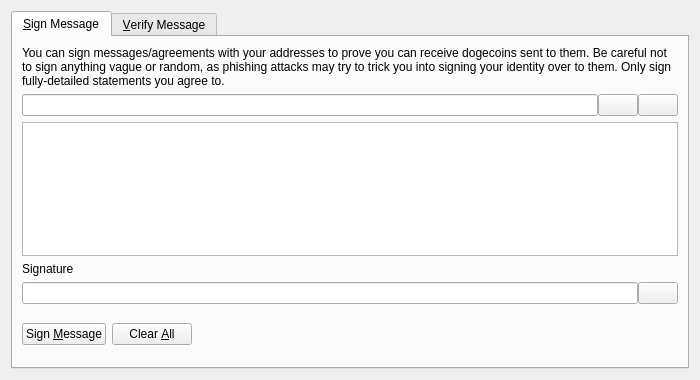
Old version of the form src/qt/forms/signverifymessagedialog.ui in the repository M77171T/AlNajm.
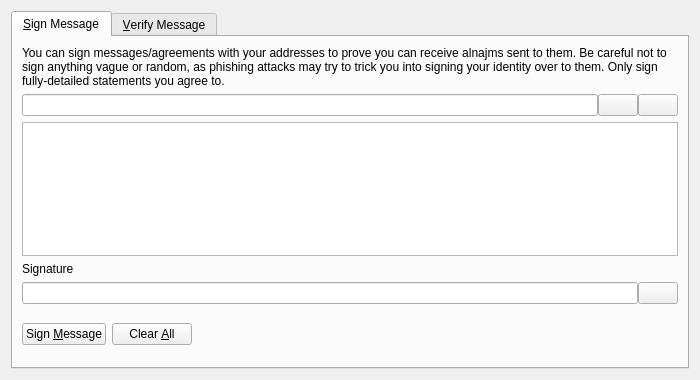
New version of the form. Icons and pictures are not drawn. Custom widgets are drawn as their Qt base class.

```diff
--- a/src/qt/forms/signverifymessagedialog.ui
+++ b/src/qt/forms/signverifymessagedialog.ui
@@ -30,7 +30,7 @@
        <item>
         <widget class="QLabel" name="infoLabel_SM">
          <property name="text">
-          <string>You can sign messages/agreements with your addresses to prove you can receive dogecoins sent to them. Be careful not to sign anything vague or random, as phishing attacks may try to trick you into signing your identity over to them. Only sign fully-detailed statements you agree to.</string>
+          <string>You can sign messages/agreements with your addresses to prove you can receive alnajms sent to them. Be careful not to sign anything vague or random, as phishing attacks may try to trick you into signing your identity over to them. Only sign fully-detailed statements you agree to.</string>
          </property>
          <property name="textFormat">
           <enum>Qt::PlainText</enum>
```
Left out of the diff: 8 changed lines with no effect on the pictures.
